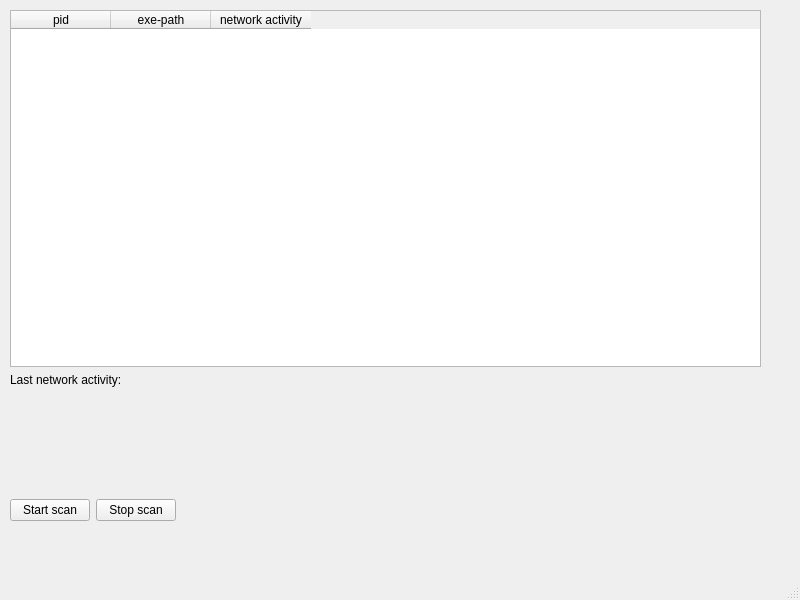
First picture: the form in gui/mainwindow.ui, repository maximss635/SPBPU-MSPZA, before the edit.
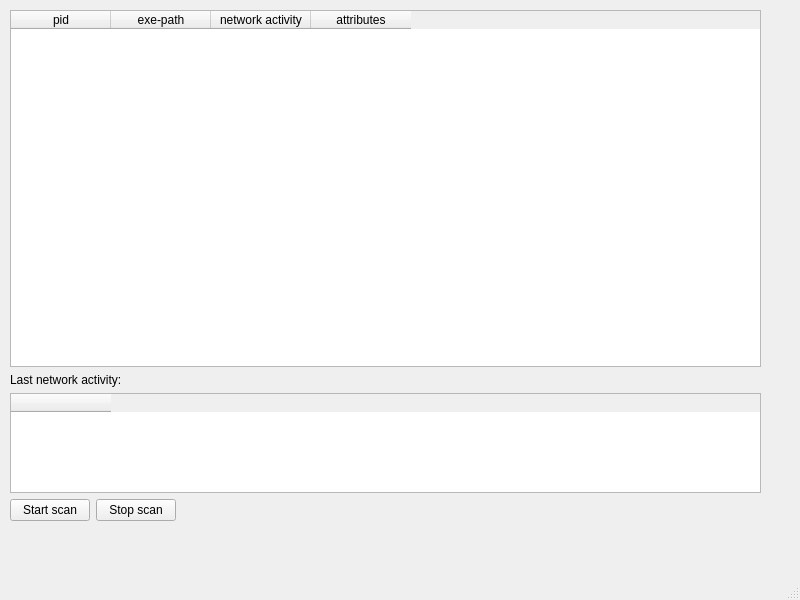
Second picture: the form after the edit.

What changed in the file:
```diff
--- a/gui/mainwindow.ui
+++ b/gui/mainwindow.ui
@@ -43,6 +43,11 @@
            <string>network activity</string>
           </property>
          </column>
+         <column>
+          <property name="text">
+           <string>attributes</string>
+          </property>
+         </column>
         </widget>
        </item>
        <item>
@@ -53,25 +58,18 @@
         </widget>
        </item>
        <item>
-        <widget class="QLabel" name="label_network_activity">
-         <property name="minimumSize">
-          <size>
-           <width>0</width>
-           <height>100</height>
-          </size>
-         </property>
+        <widget class="QTableWidget" name="table_network_activity">
          <property name="maximumSize">
           <size>
            <width>16777215</width>
            <height>100</height>
           </size>
          </property>
-         <property name="autoFillBackground">
-          <bool>true</bool>
-         </property>
+         <column>
          <property name="text">
           <string/>
          </property>
+         </column>
         </widget>
        </item>
        <item>
```
Lines whose indentation alone changed are shown as unchanged.
